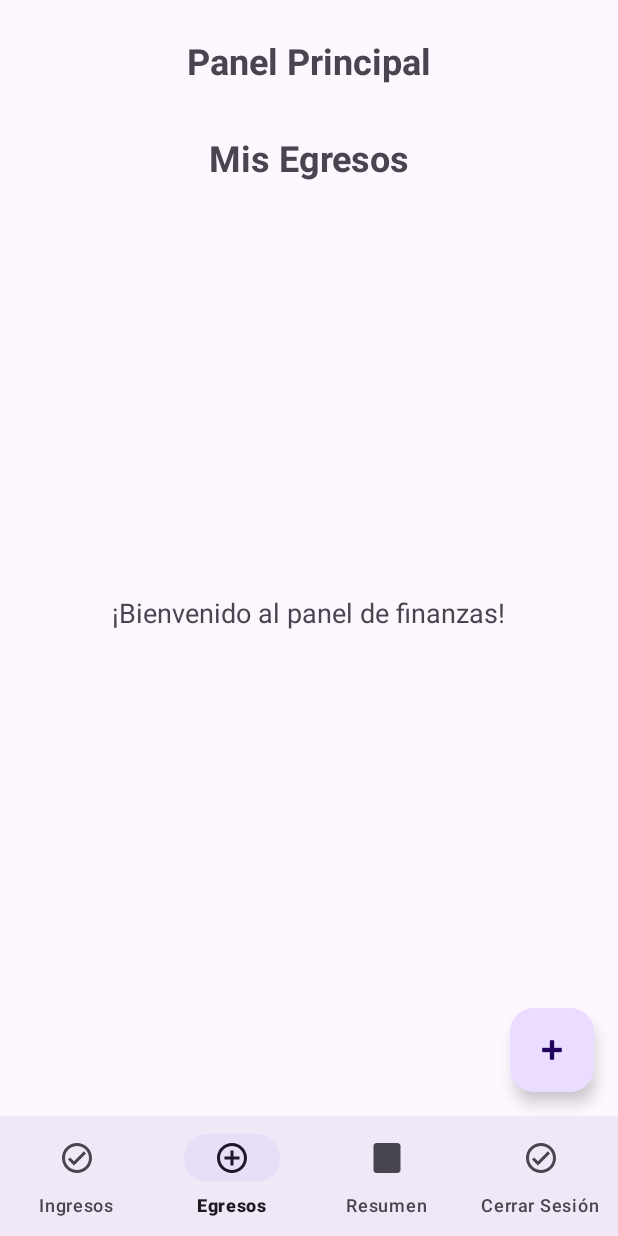
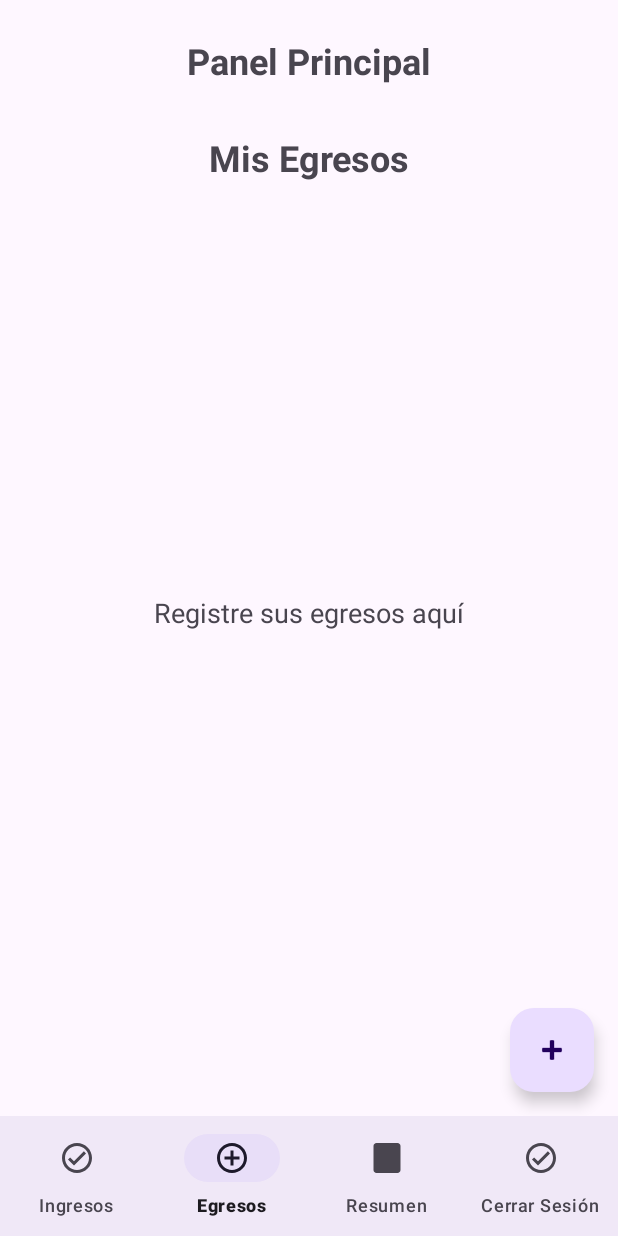
Before and after one commit to Ch3chu5/L6_20202137, an Android app: the PanelPrincipalActivity screen opened directly, with no data from a screen before it, item 2 of the bottom bar chosen, on a phone screen of 412 x 824 dp. Run offline under Robolectric (Android 15) with nearby library versions, the phone set to English and light mode, and no system bars; our stand-ins replace Firebase (no records; nobody signed in at launch, a user with empty details on screens opened directly).

Commit message:
Resumen finalizado

```diff
--- a/app/src/main/java/com/example/l6_20202137/PanelPrincipalActivity.java
+++ b/app/src/main/java/com/example/l6_20202137/PanelPrincipalActivity.java
@@ -4,6 +4,7 @@ import android.content.Intent;
 import android.os.Bundle;
 import android.util.Log;
 import android.view.MenuItem;
+import android.widget.TextView;
 import android.widget.Toast;
 
 import androidx.annotation.NonNull;
@@ -20,6 +21,7 @@ public class PanelPrincipalActivity extends AppCompatActivity {
 
     private static final String TAG = "PanelPrincipalActivity";
     private BottomNavigationView bottomNavigationView;
+    private TextView tvBienvenida;
     private FirebaseAuth mAuth;
     private FirebaseFirestore db;
 
@@ -32,7 +34,10 @@ public class PanelPrincipalActivity extends AppCompatActivity {
         mAuth = FirebaseAuth.getInstance();
         db = FirebaseFirestore.getInstance();
 
+        // Inicializar vistas
         bottomNavigationView = findViewById(R.id.bottomNavigation);
+        tvBienvenida = findViewById(R.id.tvBienvenida);
+
         bottomNavigationView.setOnItemSelectedListener(new NavigationBarView.OnItemSelectedListener() {
             @Override
             public boolean onNavigationItemSelected(@NonNull MenuItem item) {
@@ -41,11 +46,15 @@ public class PanelPrincipalActivity extends AppCompatActivity {
 
                 if (id == R.id.nav_ingresos) {
                     selectedFragment = new IngresoFragment();
+                    actualizarMensajeBienvenida("ingresos");
                     return loadFragment(selectedFragment);
                 } else if (id == R.id.nav_egresos) {
                     selectedFragment = new EgresoFragment();
-                    return loadFragment(selectedFragment);                } else if (id == R.id.nav_resumen) {
+                    actualizarMensajeBienvenida("egresos");
+                    return loadFragment(selectedFragment);
+                } else if (id == R.id.nav_resumen) {
                     selectedFragment = new ResumenFragment();
+                    actualizarMensajeBienvenida("resumen");
                     return loadFragment(selectedFragment);
                 } else if (id == R.id.nav_cerrar_sesion) {
                     // Cerrar la sesión
@@ -60,6 +69,27 @@ public class PanelPrincipalActivity extends AppCompatActivity {
         // Cargar el fragmento de ingresos por defecto
         if (savedInstanceState == null) {
             bottomNavigationView.setSelectedItemId(R.id.nav_ingresos);
+        }
+    }
+
+    private void actualizarMensajeBienvenida(String seccion) {
+        switch (seccion) {
+            case "ingresos":
+                tvBienvenida.setText("Registre sus ingresos aquí");
+                tvBienvenida.setVisibility(TextView.VISIBLE);
+                break;
+            case "egresos":
+                tvBienvenida.setText("Registre sus egresos aquí");
+                tvBienvenida.setVisibility(TextView.VISIBLE);
+                break;
+            case "resumen":
+                // Ocultar el mensaje en la sección de resumen
+                tvBienvenida.setVisibility(TextView.GONE);
+                break;
+            default:
+                tvBienvenida.setText("¡Bienvenido al panel de finanzas!");
+                tvBienvenida.setVisibility(TextView.VISIBLE);
+                break;
         }
     }
 
--- a/app/src/main/java/com/example/l6_20202137/ResumenFragment.java
+++ b/app/src/main/java/com/example/l6_20202137/ResumenFragment.java
@@ -322,12 +322,11 @@ public class ResumenFragment extends Fragment {
         // Configurar los ejes Y
         barChart.getAxisLeft().setDrawGridLines(true);
         barChart.getAxisRight().setEnabled(false);
-
-        // Crear entradas para el gráfico de barras
+          // Crear entradas para el gráfico de barras
         List<BarEntry> entries = new ArrayList<>();
         entries.add(new BarEntry(0f, (float) totalIngresos)); // Ingresos
         entries.add(new BarEntry(1f, (float) totalEgresos)); // Egresos
-        entries.add(new BarEntry(2f, (float) (totalIngresos + totalEgresos))); // Consolidado
+        entries.add(new BarEntry(2f, (float) (totalIngresos - totalEgresos))); // Consolidado (balance neto)
 
         // Crear y configurar el conjunto de datos
         BarDataSet dataSet = new BarDataSet(entries, "Finanzas del mes");
--- a/app/src/main/res/layout/activity_panel_principal.xml
+++ b/app/src/main/res/layout/activity_panel_principal.xml
@@ -25,7 +25,9 @@
         android:layout_marginTop="16dp">
 
         <!-- Aquí se mostrará el contenido según la opción seleccionada -->
+        <!-- Mensaje de bienvenida con ID para poder controlarlo programáticamente -->
         <TextView
+            android:id="@+id/tvBienvenida"
             android:layout_width="wrap_content"
             android:layout_height="wrap_content"
             android:layout_gravity="center"
--- a/app/src/main/res/layout/fragment_resumen.xml
+++ b/app/src/main/res/layout/fragment_resumen.xml
@@ -5,6 +5,7 @@
     android:layout_width="match_parent"
     android:layout_height="match_parent"
     android:padding="16dp"
+    android:background="#E6D4E8"
     tools:context=".ResumenFragment">
 
     <TextView
```
